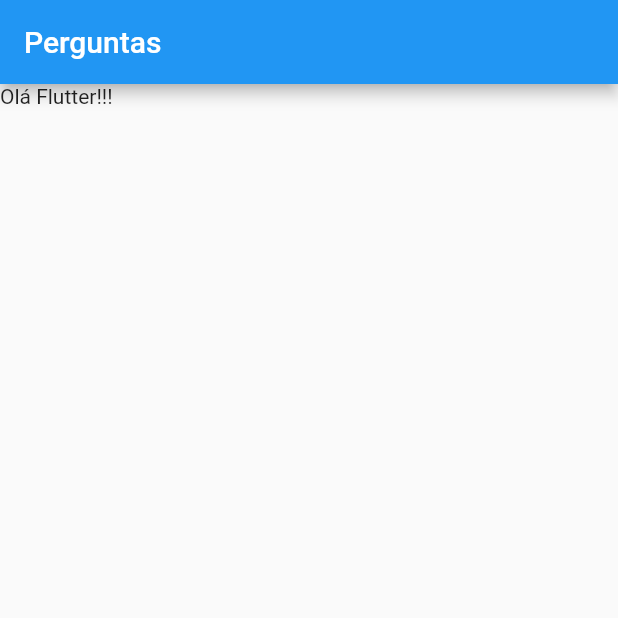
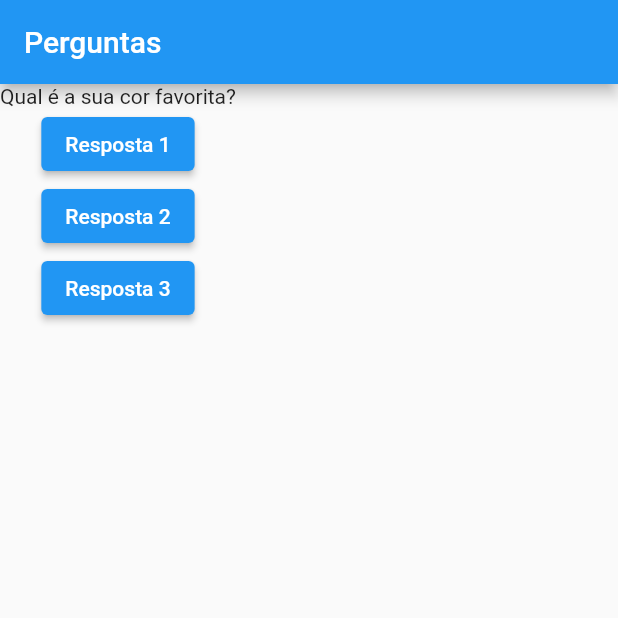
Before and after one commit to ray396/aprendendo_flutter, a Flutter app: the screen it shows after launch, on a phone screen of 412 x 824 dp, the top half of it. Run offline on Flutter 3.47's test engine with Material 2 defaults, Android fonts, the phone set to English and light mode, and no system bars.

Commit message:
estudo do flutter

```diff
--- a/projeto_perguntas/lib/main.dart
+++ b/projeto_perguntas/lib/main.dart
@@ -3,16 +3,51 @@ import 'package:flutter/widgets.dart';
 
 main() => runApp(PerguntaApp());
 
-class PerguntaApp extends StatelessWidget {
+class PerguntaAppState extends State<PerguntaApp> {
+  var perguntaSelecionada = 0;
+
+  void responder() {
+    perguntaSelecionada++;
+    print(perguntaSelecionada);
+  }
+
   @override
   Widget build(BuildContext context) {
+    final List<String> perguntas = [
+      'Qual é a sua cor favorita?',
+      'Qual é o seu animal favorito?',
+    ];
     return MaterialApp(
       home: Scaffold(
         appBar: AppBar(
           title: Text('Perguntas'),
         ),
-        body: Text('Olá Flutter!!!'),
+        body: Column(
+          children: <Widget>[
+            Text(perguntas[perguntaSelecionada]),
+            ElevatedButton(
+              child: Text('Resposta 1'),
+              onPressed: responder,
+            ),
+            ElevatedButton(
+              child: Text('Resposta 2'),
+              onPressed: () {
+                print('Resposta 2 foi selecionada!');
+              },
+            ),
+            ElevatedButton(
+              child: Text('Resposta 3'),
+              onPressed: () => print('Resposta 3!!!'),
+            ),
+          ],
+        ),
       ),
     );
   }
 }
+
+class PerguntaApp extends StatefulWidget {
+  PerguntaAppState createState() {
+    return PerguntaAppState();
+  }
+}
```
